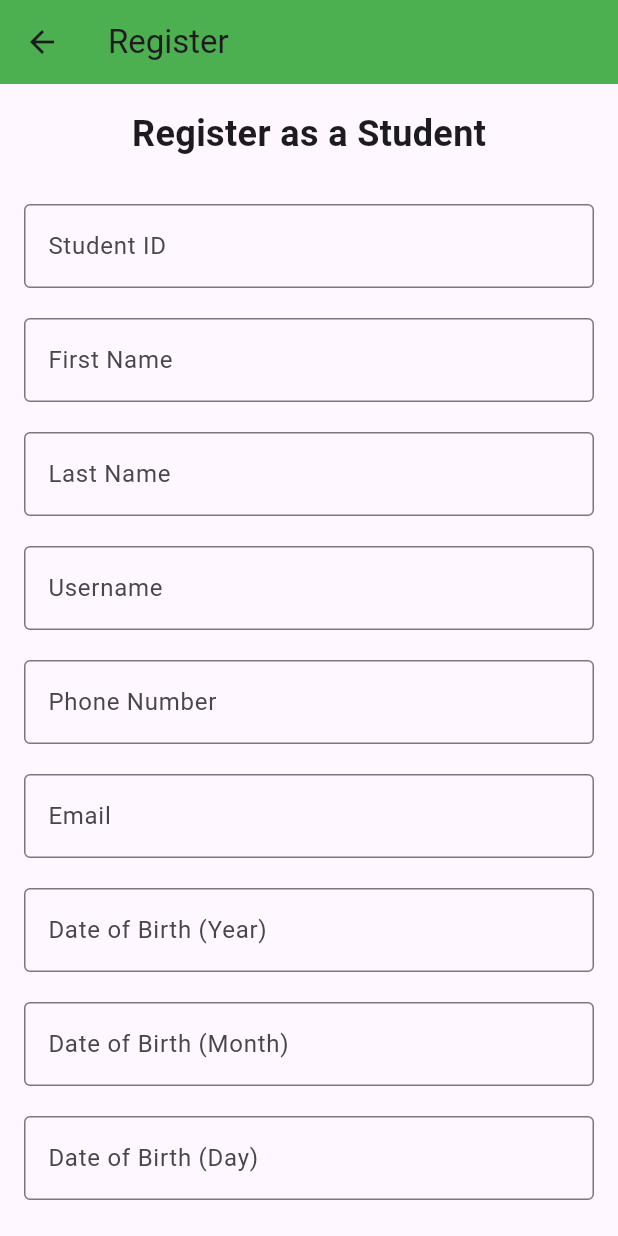
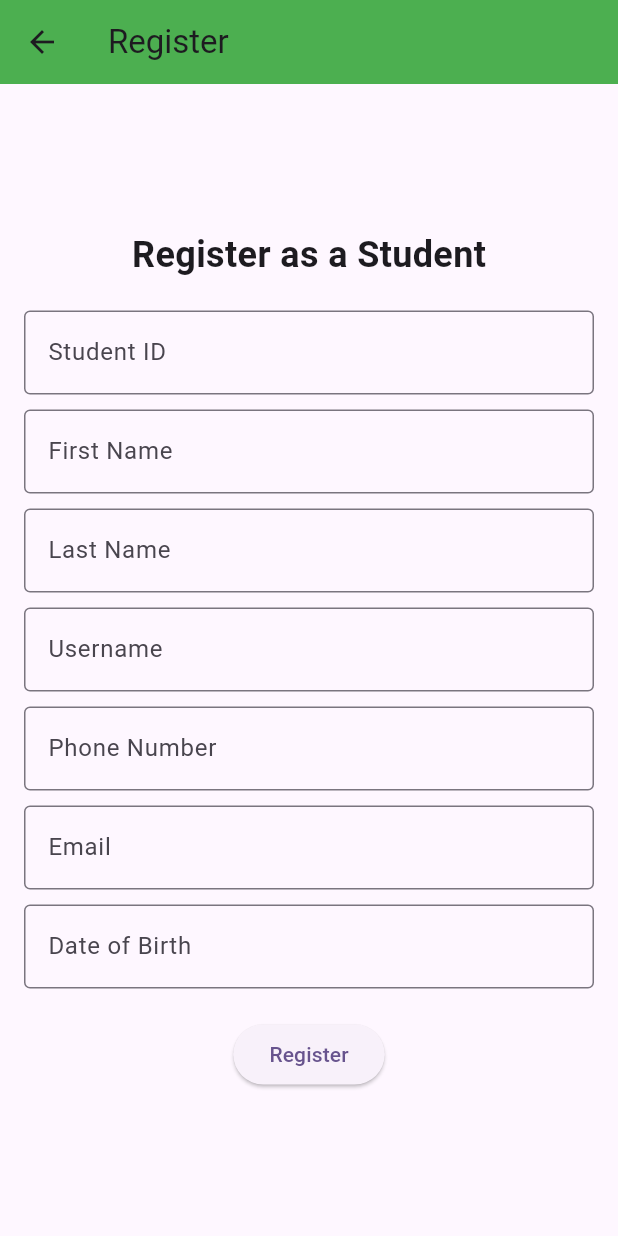
Before and after one commit to EmilySamigramni/WILflutterMobilev1, a Flutter app: the RegisterPage screen opened by its route, on a phone screen of 412 x 824 dp. Run offline on Flutter 3.47's test engine with Material 3 defaults, Android fonts, the phone set to English and light mode, and no system bars; our stand-ins replace image_picker.

Commit message:
made code neater by making student anf register class seperate

```diff
--- a/lib/register_page.dart
+++ b/lib/register_page.dart
@@ -1,67 +1,28 @@
+// register_page.dart
 import 'package:flutter/material.dart';
-import 'dart:convert'; // Import for JSON encoding
-
-// Define the Student class
-class Student {
-  String studentID;
-  String firstName;
-  String lastName;
-  String username;
-  String phoneNumber;
-  String email;
-  String dobYear;
-  String dobMonth;
-  String dobDay;
-
-  Student({
-    required this.studentID,
-    required this.firstName,
-    required this.lastName,
-    required this.username,
-    required this.phoneNumber,
-    required this.email,
-    required this.dobYear,
-    required this.dobMonth,
-    required this.dobDay,
-  });
-
-  // Method to convert Student object to JSON
-  Map<String, dynamic> toJson() {
-    return {
-      'studentID': studentID,
-      'firstName': firstName,
-      'lastName': lastName,
-      'username': username,
-      'phoneNumber': phoneNumber,
-      'email': email,
-      'dob': '$dobYear-$dobMonth-$dobDay', // Combine year, month, day
-    };
-  }
-}
+import 'student.dart';
 
 class RegisterPage extends StatefulWidget {
   const RegisterPage({super.key});
 
   @override
-  State<RegisterPage> createState() => _RegisterPageState();
+  _RegisterPageState createState() => _RegisterPageState();
 }
 
 class _RegisterPageState extends State<RegisterPage> {
-  final _studentIDController = TextEditingController();
-  final _firstNameController = TextEditingController();
-  final _lastNameController = TextEditingController();
-  final _usernameController = TextEditingController();
-  final _phoneNumberController = TextEditingController();
-  final _emailController = TextEditingController();
-  final _dobYearController = TextEditingController();
-  final _dobMonthController = TextEditingController();
-  final _dobDayController = TextEditingController();
+  final TextEditingController _studentIdController = TextEditingController();
+  final TextEditingController _firstNameController = TextEditingController();
+  final TextEditingController _lastNameController = TextEditingController();
+  final TextEditingController _usernameController = TextEditingController();
+  final TextEditingController _phoneNumberController = TextEditingController();
+  final TextEditingController _emailController = TextEditingController();
+  final TextEditingController _dobController = TextEditingController(); // YYYY-MM-DD
 
   @override
   Widget build(BuildContext context) {
     return Scaffold(
       appBar: AppBar(
-        backgroundColor: Colors.green, // Green banner color
+        backgroundColor: Colors.green,
         title: const Text('Register'),
       ),
       body: Center(
@@ -76,15 +37,64 @@ class _RegisterPageState extends State<RegisterPage> {
                   style: TextStyle(fontSize: 24, fontWeight: FontWeight.bold),
                 ),
                 const SizedBox(height: 20),
-                _buildTextField(_studentIDController, 'Student ID'),
-                _buildTextField(_firstNameController, 'First Name'),
-                _buildTextField(_lastNameController, 'Last Name'),
-                _buildTextField(_usernameController, 'Username'),
-                _buildTextField(_phoneNumberController, 'Phone Number', inputType: TextInputType.phone),
-                _buildTextField(_emailController, 'Email', inputType: TextInputType.emailAddress),
-                _buildTextField(_dobYearController, 'Date of Birth (Year)', inputType: TextInputType.number),
-                _buildTextField(_dobMonthController, 'Date of Birth (Month)', inputType: TextInputType.number),
-                _buildTextField(_dobDayController, 'Date of Birth (Day)', inputType: TextInputType.number),
+                TextField(
+                  controller: _studentIdController,
+                  decoration: const InputDecoration(
+                    labelText: 'Student ID',
+                    border: OutlineInputBorder(),
+                  ),
+                ),
+                const SizedBox(height: 10),
+                TextField(
+                  controller: _firstNameController,
+                  decoration: const InputDecoration(
+                    labelText: 'First Name',
+                    border: OutlineInputBorder(),
+                  ),
+                ),
+                const SizedBox(height: 10),
+                TextField(
+                  controller: _lastNameController,
+                  decoration: const InputDecoration(
+                    labelText: 'Last Name',
+                    border: OutlineInputBorder(),
+                  ),
+                ),
+                const SizedBox(height: 10),
+                TextField(
+                  controller: _usernameController,
+                  decoration: const InputDecoration(
+                    labelText: 'Username',
+                    border: OutlineInputBorder(),
+                  ),
+                ),
+                const SizedBox(height: 10),
+                TextField(
+                  controller: _phoneNumberController,
+                  keyboardType: TextInputType.phone,
+                  decoration: const InputDecoration(
+                    labelText: 'Phone Number',
+                    border: OutlineInputBorder(),
+                  ),
+                ),
+                const SizedBox(height: 10),
+                TextField(
+                  controller: _emailController,
+                  keyboardType: TextInputType.emailAddress,
+                  decoration: const InputDecoration(
+                    labelText: 'Email',
+                    border: OutlineInputBorder(),
+                  ),
+                ),
+                const SizedBox(height: 10),
+                TextField(
+                  controller: _dobController,
+                  decoration: const InputDecoration(
+                    labelText: 'Date of Birth',
+                    hintText: 'YYYY-MM-DD',
+                    border: OutlineInputBorder(),
+                  ),
+                ),
                 const SizedBox(height: 20),
                 ElevatedButton(
                   onPressed: _registerStudent,
@@ -98,41 +108,20 @@ class _RegisterPageState extends State<RegisterPage> {
     );
   }
 
-  // Method to build a TextField widget
-  Widget _buildTextField(TextEditingController controller, String label, {TextInputType inputType = TextInputType.text}) {
-    return Padding(
-      padding: const EdgeInsets.symmetric(vertical: 10),
-      child: TextField(
-        controller: controller,
-        keyboardType: inputType,
-        decoration: InputDecoration(
-          labelText: label,
-          border: const OutlineInputBorder(),
-        ),
-      ),
-    );
-  }
-
-  // Method to handle student registration
   void _registerStudent() {
-    final student = Student(
-      studentID: _studentIDController.text,
+    Student student = Student(
+      studentId: _studentIdController.text,
       firstName: _firstNameController.text,
       lastName: _lastNameController.text,
       username: _usernameController.text,
       phoneNumber: _phoneNumberController.text,
       email: _emailController.text,
-      dobYear: _dobYearController.text,
-      dobMonth: _dobMonthController.text,
-      dobDay: _dobDayController.text,
+      dateOfBirth: _dobController.text,
     );
 
-    // Convert the student object to JSON
-    String studentJson = jsonEncode(student.toJson());
+    Map<String, dynamic> studentJson = student.toJson();
 
-    // Replace 'print' with 'debugPrint'
-    debugPrint("Student JSON: $studentJson");
-
-    // Later, send this JSON to the API
+    // Use debugPrint instead of print
+    debugPrint(studentJson.toString());
   }
 }
--- /dev/null
+++ b/lib/student.dart
@@ -0,0 +1,33 @@
+// student.dart
+class Student {
+  String studentId;
+  String firstName;
+  String lastName;
+  String username;
+  String phoneNumber;
+  String email;
+  String dateOfBirth; // YYYY-MM-DD format
+
+  Student({
+    required this.studentId,
+    required this.firstName,
+    required this.lastName,
+    required this.username,
+    required this.phoneNumber,
+    required this.email,
+    required this.dateOfBirth,
+  });
+
+  // Convert the Student object to JSON
+  Map<String, dynamic> toJson() {
+    return {
+      'studentId': studentId,
+      'firstName': firstName,
+      'lastName': lastName,
+      'username': username,
+      'phoneNumber': phoneNumber,
+      'email': email,
+      'dateOfBirth': dateOfBirth,
+    };
+  }
+}
```
